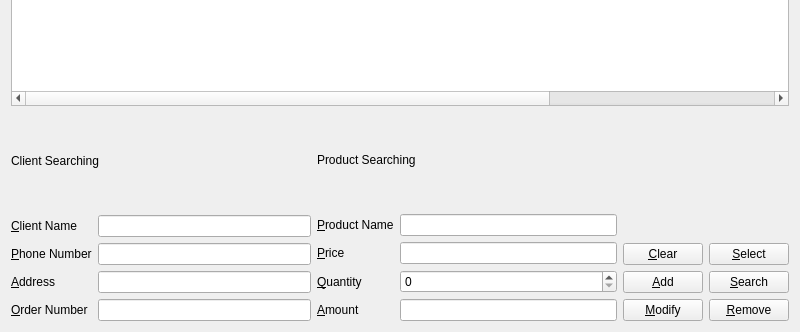
ChunJeong27/CRMMiniProject, file orderform.ui: the form before one commit; both pictures show x 0 to 800 and y 148 to 480 of the 800 by 480 pixel window.
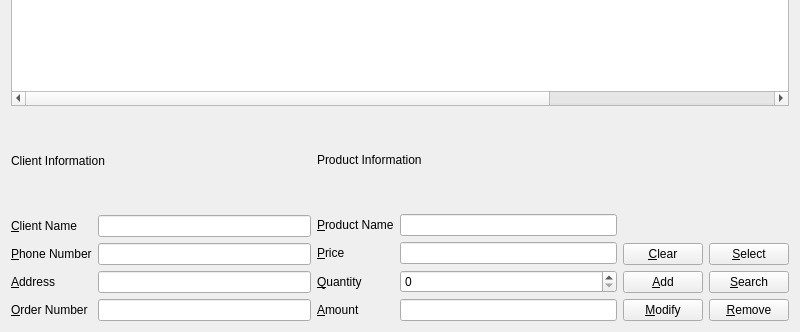
The form after the commit.

What changed in the file:
```diff
--- a/orderform.ui
+++ b/orderform.ui
@@ -92,7 +92,7 @@
          <item>
           <widget class="QLabel" name="label_6">
            <property name="text">
-            <string>Client Searching</string>
+            <string>Client Information</string>
            </property>
           </widget>
          </item>
@@ -171,7 +171,7 @@
          <item>
           <widget class="QLabel" name="label_7">
            <property name="text">
-            <string>Product Searching</string>
+            <string>Product Information</string>
            </property>
           </widget>
          </item>
```
Left out of the diff: 2 changed lines with no effect on the pictures.
